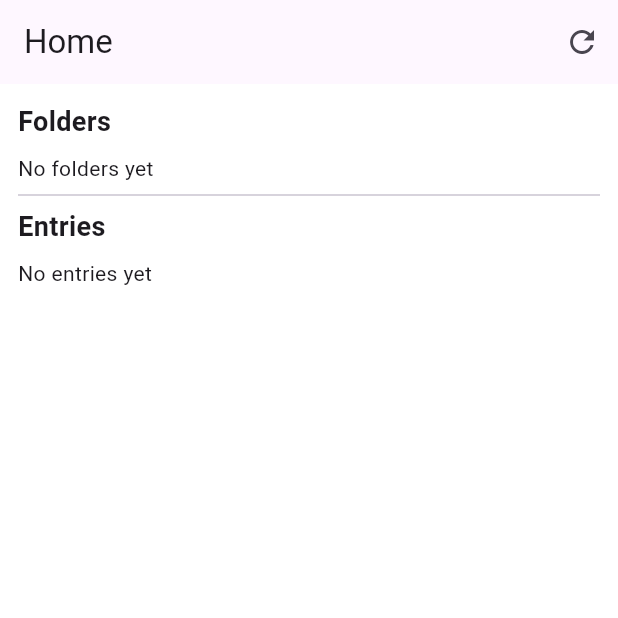
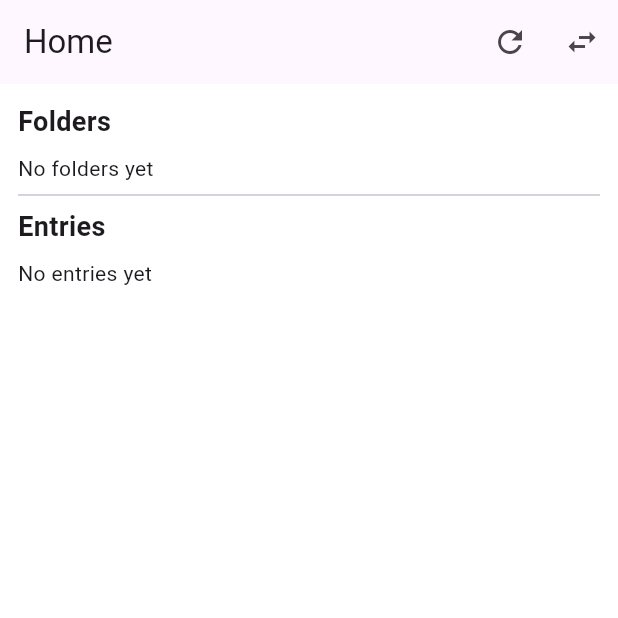
Before and after one commit to Sowrabh0-0/erp_client, a Flutter app: the EntriesHomeScreen screen opened directly with empty values, after a tap on the "add" icon, on a phone screen of 412 x 824 dp, the top half of it. Run offline on Flutter 3.47's test engine with Material 3 defaults, Android fonts, the phone set to English and light mode, and no system bars; our stand-ins replace flutter_riverpod, go_router, supabase_flutter; accounts and stored records are empty.

Commit message:
Company selection

```diff
--- a/lib/presentation/screens/home/entries_home_screen.dart
+++ b/lib/presentation/screens/home/entries_home_screen.dart
@@ -1,9 +1,12 @@
 // lib/presentation/screens/home/entries_home_screen.dart
+import 'package:go_router/go_router.dart';
 import 'package:flutter/material.dart';
 import 'package:supabase_flutter/supabase_flutter.dart';
 import '../../../core/config/supabase_client.dart';
+import 'package:flutter_riverpod/flutter_riverpod.dart';
+import '../../../application/providers/auth_provider.dart';
 
-class EntriesHomeScreen extends StatefulWidget {
+class EntriesHomeScreen extends ConsumerStatefulWidget {
   final String companyId;
   final String companyName;
   final String timePeriodId;
@@ -16,10 +19,10 @@ class EntriesHomeScreen extends StatefulWidget {
   });
 
   @override
-  State<EntriesHomeScreen> createState() => _EntriesHomeScreenState();
+  ConsumerState<EntriesHomeScreen> createState() => _EntriesHomeScreenState();
 }
 
-class _EntriesHomeScreenState extends State<EntriesHomeScreen> {
+class _EntriesHomeScreenState extends ConsumerState<EntriesHomeScreen> {
   final supabase = SupabaseConfig.client;
   List<Map<String, dynamic>> files = [];
   List<Map<String, dynamic>> entries = [];
@@ -34,16 +37,19 @@ class _EntriesHomeScreenState extends State<EntriesHomeScreen> {
   Future<void> _loadFilesAndEntries() async {
     setState(() => loading = true);
     try {
+      // With RLS using current_setting('app.active_company'), these selects
+      // will already be scoped to the active company for this session.
+      // It's safe (and fine) to also include eq('company_id', widget.companyId)
+      // as an extra filter if you want.
       final filesRes = await supabase
           .from('entry_files')
           .select()
-          .eq('company_id', widget.companyId)
           .eq('time_period_id', widget.timePeriodId)
           .order('created_at', ascending: false);
+
       final entriesRes = await supabase
           .from('entries')
           .select()
-          .eq('company_id', widget.companyId)
           .eq('time_period_id', widget.timePeriodId)
           .order('created_at', ascending: false);
 
@@ -52,8 +58,10 @@ class _EntriesHomeScreenState extends State<EntriesHomeScreen> {
         entries = List<Map<String, dynamic>>.from(entriesRes as List);
         loading = false;
       });
-    } catch (e) {
-      // show error
+
+      debugPrint('Loaded ${files.length} files and ${entries.length} entries');
+    } catch (e, st) {
+      debugPrint('Load error: $e\n$st');
       if (mounted) {
         setState(() => loading = false);
         ScaffoldMessenger.of(context).showSnackBar(SnackBar(content: Text('Load error: $e')));
@@ -61,8 +69,61 @@ class _EntriesHomeScreenState extends State<EntriesHomeScreen> {
     }
   }
 
+  // Optional: allow user to change active company (go back to selection)
+  void _changeCompany() {
+    // Navigate back to company selector. User will re-select company and set active company via RPC.
+    context.go('/'); // assumes router '/' = company selection for logged in users
+  }
+
+  @override
+  Widget build(BuildContext context) {
+    return Scaffold(
+      appBar: AppBar(
+        title: Text(widget.companyName.isEmpty ? 'Home' : widget.companyName),
+        actions: [
+          IconButton(
+            icon: const Icon(Icons.refresh),
+            onPressed: _loadFilesAndEntries,
+          ),
+          IconButton(
+            icon: const Icon(Icons.swap_horiz),
+            tooltip: 'Change company',
+            onPressed: _changeCompany,
+          ),
+        ],
+      ),
+      body: loading
+          ? const Center(child: CircularProgressIndicator())
+          : RefreshIndicator(
+              onRefresh: _loadFilesAndEntries,
+              child: SingleChildScrollView(
+                physics: const AlwaysScrollableScrollPhysics(),
+                padding: const EdgeInsets.all(12),
+                child: Column(
+                  crossAxisAlignment: CrossAxisAlignment.start,
+                  children: [
+                    const Text('Folders', style: TextStyle(fontSize: 18, fontWeight: FontWeight.bold)),
+                    const SizedBox(height: 8),
+                    files.isEmpty ? const Text('No folders yet') : _buildFilesList(),
+                    const Divider(),
+                    const Text('Entries', style: TextStyle(fontSize: 18, fontWeight: FontWeight.bold)),
+                    const SizedBox(height: 8),
+                    entries.isEmpty ? const Text('No entries yet') : _buildEntriesList(),
+                  ],
+                ),
+              ),
+            ),
+      floatingActionButton: FloatingActionButton(
+        onPressed: () {
+          // TODO: open create entry flow (ensure server-side inserts use active company/time_period_id)
+          ScaffoldMessenger.of(context).showSnackBar(const SnackBar(content: Text('Create entry - TODO')));
+        },
+        child: const Icon(Icons.add),
+      ),
+    );
+  }
+
   Widget _buildFilesList() {
-    if (files.isEmpty) return const Text('No folders yet');
     return Column(
       children: files.map((f) {
         return ListTile(
@@ -70,7 +131,6 @@ class _EntriesHomeScreenState extends State<EntriesHomeScreen> {
           title: Text(f['name'] ?? 'Untitled'),
           subtitle: Text('Created: ${f['created_at'] ?? ''}'),
           onTap: () {
-            // For now tapping just lists entries — filter client-side
             final fileEntries = entries.where((e) => e['file_id'] == f['id']).toList();
             showModalBottomSheet(
               context: context,
@@ -83,7 +143,6 @@ class _EntriesHomeScreenState extends State<EntriesHomeScreen> {
   }
 
   Widget _buildEntriesList() {
-    if (entries.isEmpty) return const Text('No entries yet');
     return Column(
       children: entries.map((e) {
         return ListTile(
@@ -95,45 +154,6 @@ class _EntriesHomeScreenState extends State<EntriesHomeScreen> {
           },
         );
       }).toList(),
-    );
-  }
-
-  @override
-  Widget build(BuildContext context) {
-    return Scaffold(
-      appBar: AppBar(
-        title: Text(widget.companyName.isEmpty ? 'Home' : widget.companyName),
-        actions: [
-          IconButton(
-            icon: const Icon(Icons.refresh),
-            onPressed: _loadFilesAndEntries,
-          )
-        ],
-      ),
-      body: loading
-          ? const Center(child: CircularProgressIndicator())
-          : SingleChildScrollView(
-              padding: const EdgeInsets.all(12),
-              child: Column(
-                crossAxisAlignment: CrossAxisAlignment.start,
-                children: [
-                  const Text('Folders', style: TextStyle(fontSize: 18, fontWeight: FontWeight.bold)),
-                  const SizedBox(height: 8),
-                  _buildFilesList(),
-                  const Divider(),
-                  const Text('Entries', style: TextStyle(fontSize: 18, fontWeight: FontWeight.bold)),
-                  const SizedBox(height: 8),
-                  _buildEntriesList(),
-                ],
-              ),
-            ),
-      floatingActionButton: FloatingActionButton(
-        onPressed: () {
-          // TODO: open create entry flow
-          ScaffoldMessenger.of(context).showSnackBar(const SnackBar(content: Text('Create entry - TODO')));
-        },
-        child: const Icon(Icons.add),
-      ),
     );
   }
 }
```
Also changed, not shown: lib/presentation/screens/auth/login_screen.dart (+2 -6 lines), lib/presentation/screens/home/company_selection_screen.dart (+36 -20 lines).
